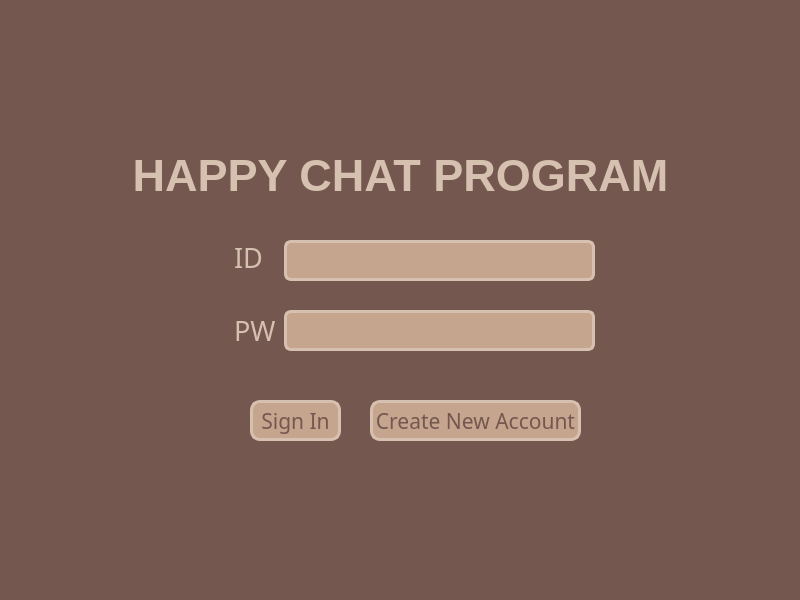
Before: the Qt Designer form ClientApp/loginwidget.ui in hyeonjeong1234/qt-chat-project, drawn with Qt 5.
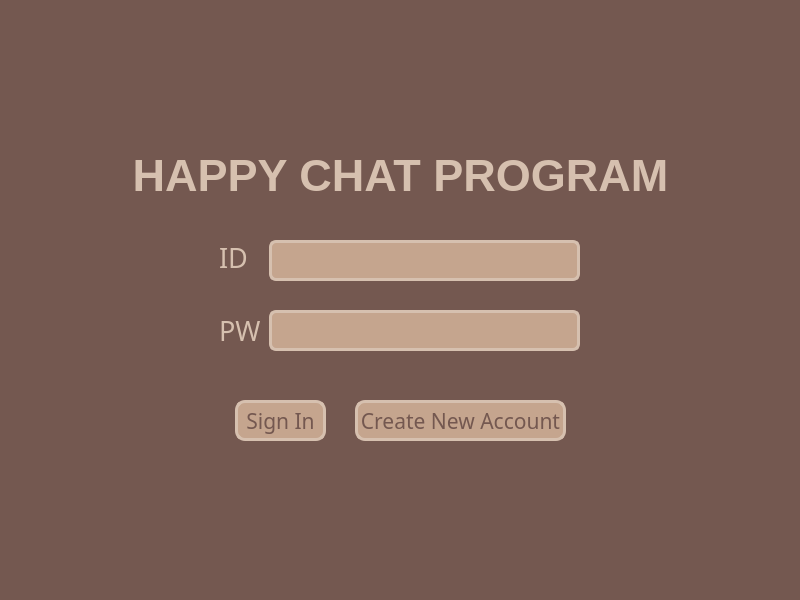
After: the same form once the commit is applied.

What changed in the file:
```diff
--- a/ClientApp/loginwidget.ui
+++ b/ClientApp/loginwidget.ui
@@ -19,7 +19,7 @@
   <widget class="QLabel" name="label_2">
    <property name="geometry">
     <rect>
-     <x>234</x>
+     <x>219</x>
      <y>242</y>
      <width>41</width>
      <height>31</height>
@@ -46,7 +46,7 @@
   <widget class="QPushButton" name="pushButton">
    <property name="geometry">
     <rect>
-     <x>250</x>
+     <x>235</x>
      <y>400</y>
      <width>91</width>
      <height>41</height>
@@ -105,7 +105,7 @@
   <widget class="QLabel" name="label_3">
    <property name="geometry">
     <rect>
-     <x>234</x>
+     <x>219</x>
      <y>310</y>
      <width>51</width>
      <height>41</height>
@@ -132,7 +132,7 @@
   <widget class="QLineEdit" name="IDEdit">
    <property name="geometry">
     <rect>
-     <x>284</x>
+     <x>269</x>
      <y>240</y>
      <width>311</width>
      <height>41</height>
@@ -164,7 +164,7 @@
   <widget class="QLineEdit" name="PWEdit">
    <property name="geometry">
     <rect>
-     <x>284</x>
+     <x>269</x>
      <y>310</y>
      <width>311</width>
      <height>41</height>
@@ -172,9 +172,9 @@
    </property>
    <property name="font">
     <font>
-     <family>BM JUA_TTF</family>
+     <family>Ubuntu</family>
      <pointsize>20</pointsize>
-     <weight>50</weight>
+     <weight>7</weight>
      <italic>false</italic>
      <bold>false</bold>
     </font>
@@ -189,6 +189,15 @@
 font: 20pt &quot;BM JUA_TTF&quot;;
 padding-left: 10px; padding-right: 10px;</string>
    </property>
+   <property name="inputMask">
+    <string/>
+   </property>
+   <property name="text">
+    <string/>
+   </property>
+   <property name="maxLength">
+    <number>32767</number>
+   </property>
    <property name="echoMode">
     <enum>QLineEdit::Password</enum>
    </property>
@@ -224,7 +233,7 @@
   <widget class="QPushButton" name="pushButton_2">
    <property name="geometry">
     <rect>
-     <x>370</x>
+     <x>355</x>
      <y>400</y>
      <width>211</width>
      <height>41</height>
```
Left out of the diff: 2 changed lines with no effect on the pictures.
